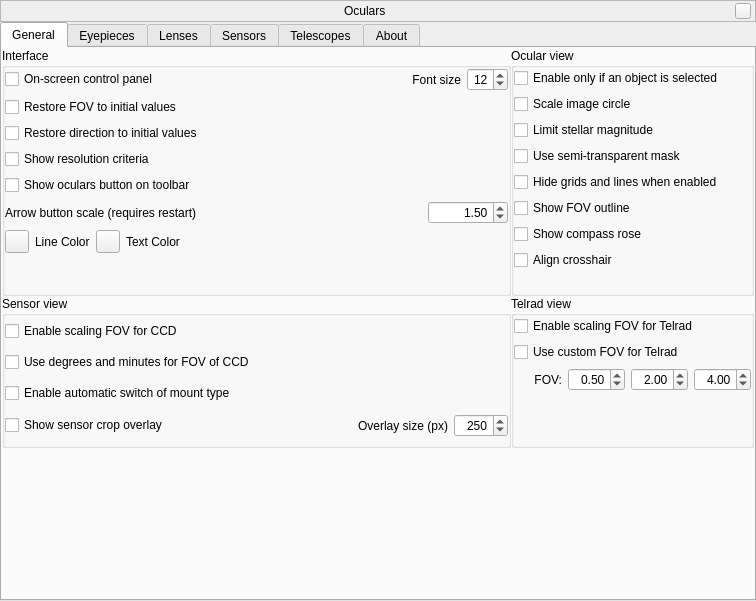
Old version of the form plugins/Oculars/src/gui/ocularDialog.ui in the repository 519984307/stellarium_src.
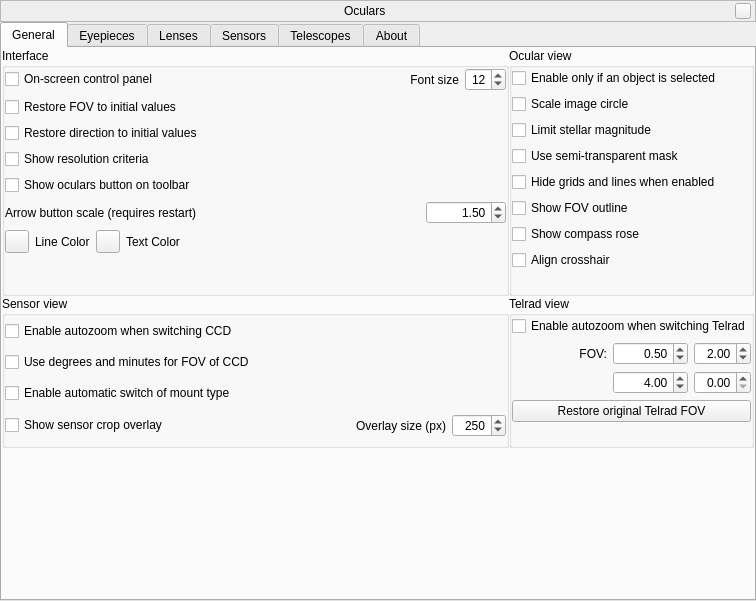
New version of the form. Icons and pictures are not drawn. Custom widgets are drawn as their Qt base class.

Commit message: Added a fourth ring and a reset button to the Telrad circles (Fix #1057) - also reworded 2 button labels (don't scale but zoom).

Diff of the .ui file:
```diff
--- a/plugins/Oculars/src/gui/ocularDialog.ui
+++ b/plugins/Oculars/src/gui/ocularDialog.ui
@@ -597,7 +597,7 @@
              <item row="0" column="0">
               <widget class="QCheckBox" name="checkBoxCCDFOVScaling">
                <property name="text">
-                <string>Enable scaling FOV for CCD</string>
+                <string>Enable autozoom when switching CCD</string>
                </property>
               </widget>
              </item>
@@ -625,7 +625,14 @@
              <property name="bottomMargin">
               <number>0</number>
              </property>
-             <item row="3" column="0">
+             <item row="0" column="0">
+              <widget class="QCheckBox" name="checkBoxTelradFOVScaling">
+               <property name="text">
+                <string>Enable autozoom when switching Telrad</string>
+               </property>
+              </widget>
+             </item>
+             <item row="5" column="0">
               <spacer name="verticalSpacer_5">
                <property name="orientation">
                 <enum>Qt::Vertical</enum>
@@ -638,40 +645,94 @@
                </property>
               </spacer>
              </item>
-             <item row="0" column="0">
-              <widget class="QCheckBox" name="checkBoxTelradFOVScaling">
-               <property name="text">
-                <string>Enable scaling FOV for Telrad</string>
-               </property>
-              </widget>
-             </item>
-             <item row="1" column="0">
-              <widget class="QCheckBox" name="checkBoxTelradFOVCustom">
-               <property name="text">
-                <string>Use custom FOV for Telrad</string>
-               </property>
-              </widget>
-             </item>
-             <item row="2" column="0">
-              <layout class="QHBoxLayout" name="horizontalLayout">
-               <item>
-                <spacer name="horizontalSpacer_2">
-                 <property name="orientation">
-                  <enum>Qt::Horizontal</enum>
+             <item row="3" column="0">
+              <layout class="QGridLayout" name="gridLayout_TelradFOV">
+               <item row="0" column="2">
+                <widget class="QDoubleSpinBox" name="doubleSpinBoxTelradFOV2">
+                 <property name="sizePolicy">
+                  <sizepolicy hsizetype="Fixed" vsizetype="Fixed">
+                   <horstretch>0</horstretch>
+                   <verstretch>0</verstretch>
+                  </sizepolicy>
                  </property>
-                 <property name="sizeType">
-                  <enum>QSizePolicy::Fixed</enum>
+                 <property name="maximumSize">
+                  <size>
+                   <width>75</width>
+                   <height>16777215</height>
+                  </size>
                  </property>
-                 <property name="sizeHint" stdset="0">
+                 <property name="toolTip">
+                  <string>FOV for circle 2 in degrees</string>
+                 </property>
+                 <property name="alignment">
+                  <set>Qt::AlignRight|Qt::AlignTrailing|Qt::AlignVCenter</set>
+                 </property>
+                 <property name="minimum">
+                  <double>0.000000000000000</double>
+                 </property>
+                 <property name="maximum">
+                  <double>25.000000000000000</double>
+                 </property>
+                 <property name="singleStep">
+                  <double>0.100000000000000</double>
+                 </property>
+                 <property name="value">
+                  <double>2.000000000000000</double>
+                 </property>
+                </widget>
+               </item>
+               <item row="1" column="2">
+                <widget class="QDoubleSpinBox" name="doubleSpinBoxTelradFOV4">
+                 <property name="sizePolicy">
+                  <sizepolicy hsizetype="Fixed" vsizetype="Fixed">
+                   <horstretch>0</horstretch>
+                   <verstretch>0</verstretch>
+                  </sizepolicy>
+                 </property>
+                 <property name="toolTip">
+                  <string>FOV for circle 4 in degrees</string>
+                 </property>
+                 <property name="alignment">
+                  <set>Qt::AlignRight|Qt::AlignTrailing|Qt::AlignVCenter</set>
+                 </property>
+                 <property name="maximum">
+                  <double>25.000000000000000</double>
+                 </property>
+                 <property name="singleStep">
+                  <double>0.100000000000000</double>
+                 </property>
+                </widget>
+               </item>
+               <item row="0" column="1">
+                <widget class="QDoubleSpinBox" name="doubleSpinBoxTelradFOV1">
+                 <property name="maximumSize">
                   <size>
-                   <width>20</width>
-                   <height>20</height>
+                   <width>75</width>
+                   <height>16777215</height>
                   </size>
                  </property>
-                </spacer>
+                 <property name="toolTip">
+                  <string>FOV for circle 1 in degrees</string>
+                 </property>
+                 <property name="alignment">
+                  <set>Qt::AlignRight|Qt::AlignTrailing|Qt::AlignVCenter</set>
+                 </property>
+                 <property name="minimum">
+                  <double>0.000000000000000</double>
+                 </property>
+                 <property name="maximum">
+                  <double>25.000000000000000</double>
+                 </property>
+                 <property name="singleStep">
+                  <double>0.100000000000000</double>
+                 </property>
+                 <property name="value">
+                  <double>0.500000000000000</double>
+                 </property>
+                </widget>
                </item>
-               <item>
-                <widget class="QLabel" name="labelCustomFOV">
+               <item row="0" column="0">
+                <widget class="QLabel" name="labelTelradFOV">
                  <property name="toolTip">
                   <string>Custom FOV circles for Telrad in degrees</string>
                  </property>
@@ -683,36 +744,8 @@
                  </property>
                 </widget>
                </item>
-               <item>
-                <widget class="QDoubleSpinBox" name="doubleSpinBoxCustomFOVInner">
-                 <property name="maximumSize">
-                  <size>
-                   <width>75</width>
-                   <height>16777215</height>
-                  </size>
-                 </property>
-                 <property name="toolTip">
-                  <string>FOV for inner circle in degrees</string>
-                 </property>
-                 <property name="alignment">
-                  <set>Qt::AlignRight|Qt::AlignTrailing|Qt::AlignVCenter</set>
-                 </property>
-                 <property name="minimum">
-                  <double>0.000000000000000</double>
-                 </property>
-                 <property name="maximum">
-                  <double>25.000000000000000</double>
-                 </property>
-                 <property name="singleStep">
-                  <double>0.100000000000000</double>
-                 </property>
-                 <property name="value">
-                  <double>0.500000000000000</double>
-                 </property>
-                </widget>
-               </item>
-               <item>
-                <widget class="QDoubleSpinBox" name="doubleSpinBoxCustomFOVMiddle">
+               <item row="1" column="1">
+                <widget class="QDoubleSpinBox" name="doubleSpinBoxTelradFOV3">
                  <property name="sizePolicy">
                   <sizepolicy hsizetype="Fixed" vsizetype="Fixed">
                    <horstretch>0</horstretch>
@@ -726,41 +759,7 @@
                   </size>
                  </property>
                  <property name="toolTip">
-                  <string>FOV for middle circle in degrees</string>
-                 </property>
-                 <property name="alignment">
-                  <set>Qt::AlignRight|Qt::AlignTrailing|Qt::AlignVCenter</set>
-                 </property>
-                 <property name="minimum">
-                  <double>0.000000000000000</double>
-                 </property>
-                 <property name="maximum">
-                  <double>25.000000000000000</double>
-                 </property>
-                 <property name="singleStep">
-                  <double>0.100000000000000</double>
-                 </property>
-                 <property name="value">
-                  <double>2.000000000000000</double>
-                 </property>
-                </widget>
-               </item>
-               <item>
-                <widget class="QDoubleSpinBox" name="doubleSpinBoxCustomFOVOuter">
-                 <property name="sizePolicy">
-                  <sizepolicy hsizetype="Fixed" vsizetype="Fixed">
-                   <horstretch>0</horstretch>
-                   <verstretch>0</verstretch>
-                  </sizepolicy>
-                 </property>
-                 <property name="maximumSize">
-                  <size>
-                   <width>75</width>
-                   <height>16777215</height>
-                  </size>
-                 </property>
-                 <property name="toolTip">
-                  <string>FOV for outer circle in degrees</string>
+                  <string>FOV for circle 3 in degrees</string>
                  </property>
                  <property name="alignment">
                   <set>Qt::AlignRight|Qt::AlignTrailing|Qt::AlignVCenter</set>
@@ -781,6 +780,13 @@
                </item>
               </layout>
              </item>
+             <item row="4" column="0">
+              <widget class="QPushButton" name="pushButtonRestoreTelradFOV">
+               <property name="text">
+                <string>Restore original Telrad FOV</string>
+               </property>
+              </widget>
+             </item>
             </layout>
            </widget>
           </item>
```
The commit also changes 6 other files.
